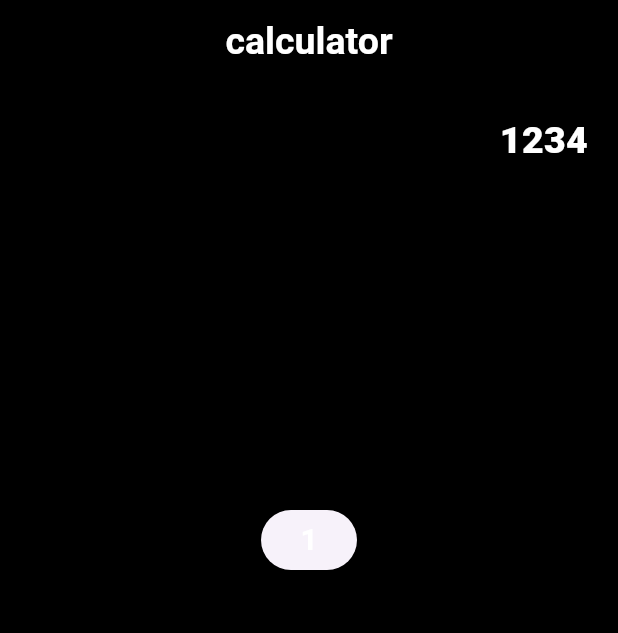
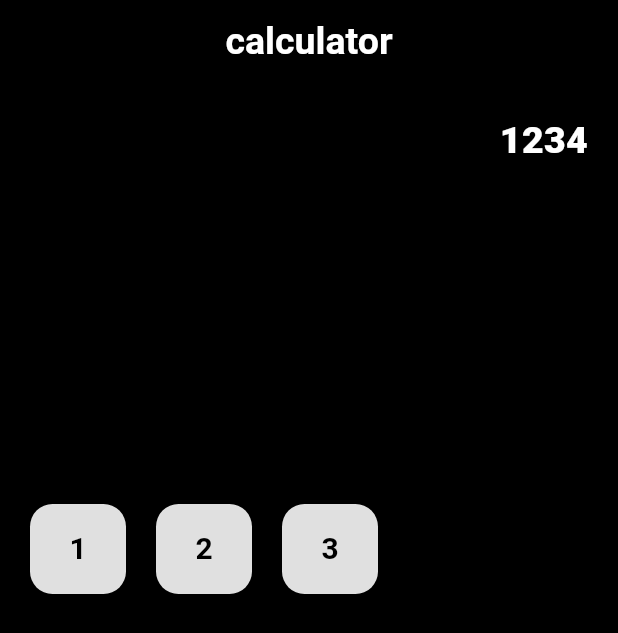
Before and after one commit to sfrabby/Practice, a Flutter app: the screen it shows after launch, on a phone screen of 412 x 824 dp. Shown: the top 633 px of the screen. Run offline on Flutter 3.47's test engine with Material 3 defaults, Android fonts, the phone set to English and light mode, and no system bars; our stand-ins replace device_preview, responsive_grid.

Commit message:
Refactor widget

```diff
--- a/lib/Calculator App/Ui.dart
+++ b/lib/Calculator App/Ui.dart
@@ -1,4 +1,6 @@
 import 'package:flutter/material.dart';
+
+import 'Widget/button.dart';
 
 class calculator extends StatefulWidget {
   const calculator({super.key});
@@ -13,27 +15,45 @@ class _calculatorState extends State<calculator> {
     return Scaffold(
       backgroundColor: Colors.black,
       appBar: AppBar(
-        backgroundColor: Colors.black ,
-        title:Text("calculator", style: TextStyle(color: Colors.white, fontSize: 25,  fontWeight: FontWeight.w700),) ,
+        backgroundColor: Colors.black,
+        title: Text(
+          "calculator",
+          style: TextStyle(
+            color: Colors.white,
+            fontSize: 25,
+            fontWeight: FontWeight.w700,
+          ),
+        ),
         centerTitle: true,
       ),
       body: Padding(
         padding: const EdgeInsets.all(20.0),
         child: Column(
+          crossAxisAlignment: CrossAxisAlignment.start,
           children: [
             Container(
-              alignment: Alignment.topRight ,
+              alignment: Alignment.topRight,
               height: 250,
               width: double.infinity,
-              child: Text("1234", style: TextStyle(color: Colors.white, fontSize: 25, fontWeight: FontWeight.w800),),
+              child: Text(
+                "1234",
+                style: TextStyle(
+                  color: Colors.white,
+                  fontSize: 25,
+                  fontWeight: FontWeight.w800,
+                ),
+              ),
             ),
-            SizedBox(height: 10,),
-            ElevatedButton(
-                style: ElevatedButton.styleFrom(
-                  foregroundColor: Colors.grey
-                ),
-                onPressed: (){}, child: Text("1", style: TextStyle(color: Colors.white, fontSize: 20, fontWeight: FontWeight.w700),))
-
+            SizedBox(height: 10),
+            Row(
+              children: [
+                BuildButton(onClick: () {  }, text: '1',),
+                SizedBox(width: 20,),
+                BuildButton(onClick: () {  }, text: '2',),
+                SizedBox(width: 20,),
+                BuildButton(onClick: () {  }, text: '3',)
+              ],
+            )
           ],
         ),
       ),
--- /dev/null
+++ b/lib/Calculator App/Widget/button.dart
@@ -0,0 +1,34 @@
+import 'package:flutter/material.dart';
+
+class BuildButton extends StatelessWidget {
+  String text;
+  Color? color;
+  final VoidCallback onClick;
+   BuildButton({
+    super.key, required this.onClick,
+     this.color, required this.text
+  });
+
+  @override
+  Widget build(BuildContext context) {
+    return ElevatedButton(
+      style: ElevatedButton.styleFrom(
+        padding: EdgeInsets.all(10),
+        fixedSize: Size(40, 60),
+        shape: RoundedRectangleBorder(
+          borderRadius: BorderRadius.circular(15),
+        ),
+        backgroundColor: Colors.grey[300],
+      ),
+      onPressed: onClick,
+      child: Text(
+        text,
+        style: TextStyle(
+          color: color ?? Colors.black,
+          fontSize: 20,
+          fontWeight: FontWeight.w700,
+        ),
+      ),
+    );
+  }
+}
```
